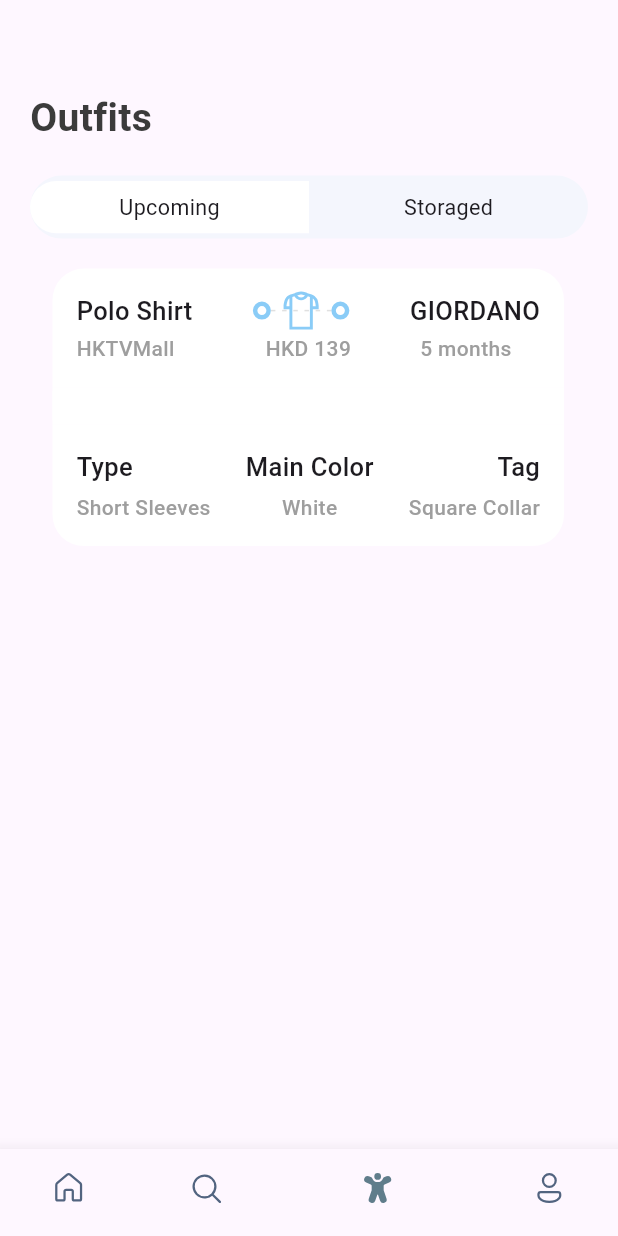
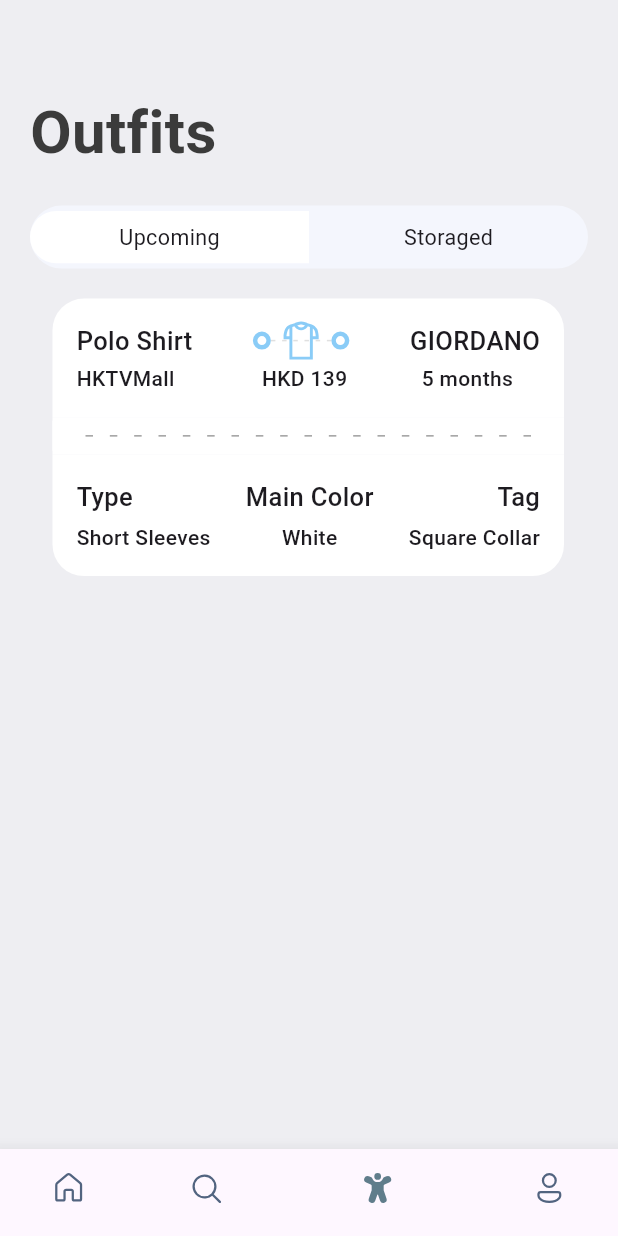
Before and after one commit to MrPeterJin/Road-to-Fullstack, a Flutter app: the screen it shows after launch, item 3 of the bottom bar chosen, on a phone screen of 412 x 824 dp. Run offline on Flutter 3.47's test engine with Material 2 defaults, Android fonts, the phone set to English and light mode, and no system bars; our stand-ins replace fluentui_system_icons, gap, get, line_icons.

Commit message:
Misc Update #4

```diff
--- a/lib/screens/outfit_screen.dart
+++ b/lib/screens/outfit_screen.dart
@@ -13,6 +13,7 @@ class OutfitScreen extends StatelessWidget {
   Widget build(BuildContext context) {
     final size = AppLayout.getSize(context);
     return Scaffold(
+      backgroundColor: Styles.bgColor,
       body: Stack(children: [
         ListView(
           padding: EdgeInsets.symmetric(
@@ -22,7 +23,9 @@ class OutfitScreen extends StatelessWidget {
             Gap(AppLayout.getHeight(40)),
             Text(
               "Outfits",
-              style: Styles.headLineStyle,
+              style: Styles.headLineStyle.copyWith(
+                fontSize: AppLayout.getHeight(40),
+              ),
             ),
             Gap(AppLayout.getHeight(20)),
             const AddOutfitTabs(firstTab: "Upcoming", secondTab: "Storaged"),
--- a/lib/screens/outfit_view.dart
+++ b/lib/screens/outfit_view.dart
@@ -100,7 +100,7 @@ class OutfitView extends StatelessWidget {
                     mainAxisAlignment: MainAxisAlignment.spaceBetween,
                     children: [
                       SizedBox(
-                        width: AppLayout.getWidth(80),
+                        width: AppLayout.getWidth(74),
                         child: Text(
                           change['origin']['venue'],
                           style: isColor == null
@@ -116,7 +116,7 @@ class OutfitView extends StatelessWidget {
                             : Styles.headLineStyle4,
                       ),
                       SizedBox(
-                        width: AppLayout.getWidth(80),
+                        width: AppLayout.getWidth(79),
                         child: Text(
                           change['info']['lasts'],
                           style: isColor == null
@@ -158,12 +158,12 @@ class OutfitView extends StatelessWidget {
                         mainAxisSize: MainAxisSize.max,
                         children: List.generate(
                             (constraints.constrainWidth() / 15).floor(),
-                            (index) => const SizedBox(
+                            (index) => SizedBox(
                                   width: 5,
                                   height: 1,
                                   child: DecoratedBox(
                                       decoration:
-                                          BoxDecoration(color: Colors.white)),
+                                          BoxDecoration(color: isColor == null?Colors.white:Colors.grey.shade500)),
                                 )),
                       );
                     },
--- a/lib/utils/app_style.dart
+++ b/lib/utils/app_style.dart
@@ -19,5 +19,5 @@ class Styles {
   static TextStyle headLineStyle3 =
       TextStyle(fontSize: 17, fontWeight: FontWeight.w500);
   static TextStyle headLineStyle4 = TextStyle(
-      fontSize: 14, color: Colors.grey.shade500, fontWeight: FontWeight.w500);
+      fontSize: 14, fontWeight: FontWeight.w500);
 }
```
